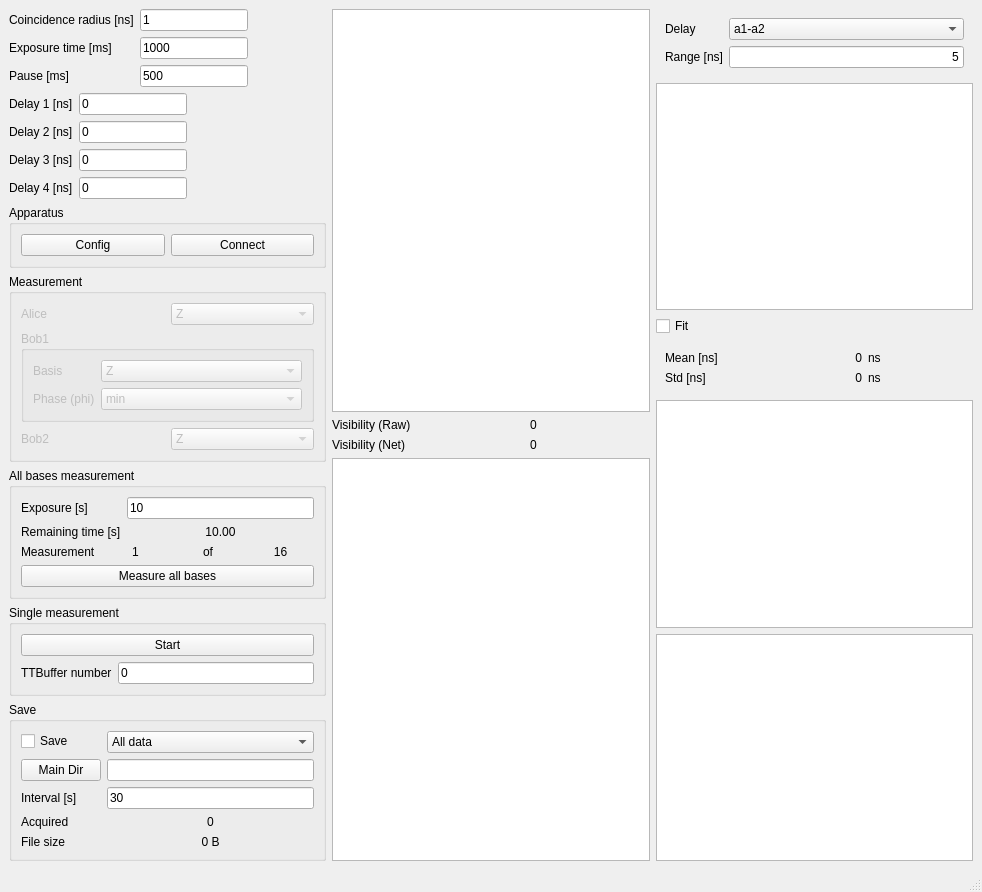
Above: pol/pol.ui from qLuxor/pylabtools before the change. Below: the same form after it.
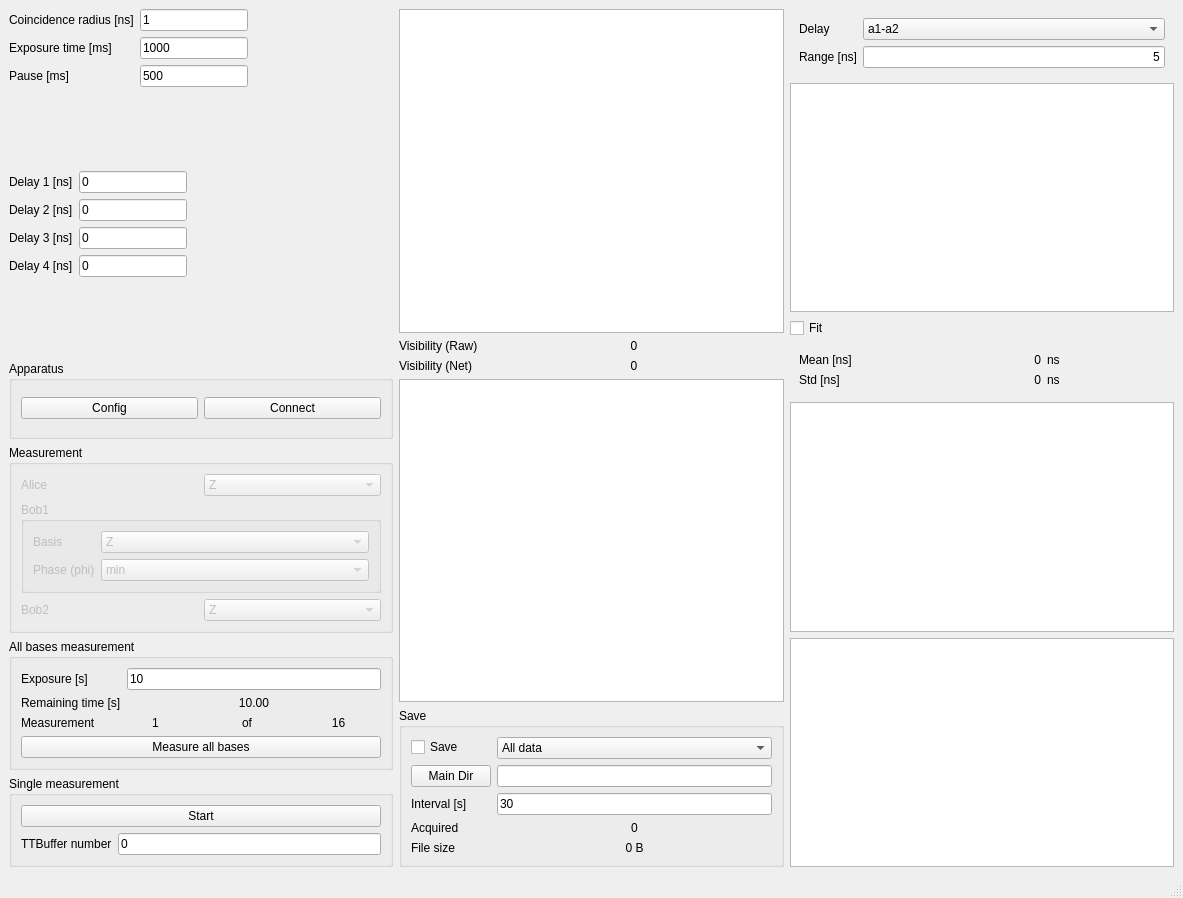
That is the form after the change. Custom widgets are drawn as their Qt base class.

```diff
--- a/pol/pol.ui
+++ b/pol/pol.ui
@@ -6,8 +6,8 @@
    <rect>
     <x>0</x>
     <y>0</y>
-    <width>982</width>
-    <height>860</height>
+    <width>1183</width>
+    <height>898</height>
    </rect>
   </property>
   <property name="windowTitle">
@@ -512,6 +512,57 @@
         </layout>
        </widget>
       </item>
+     </layout>
+    </item>
+    <item>
+     <layout class="QVBoxLayout" name="verticalLayout_3">
+      <item>
+       <widget class="PlotWidget" name="pltSingleVis"/>
+      </item>
+      <item>
+       <layout class="QFormLayout" name="formLayout_5">
+        <item row="0" column="0">
+         <widget class="QLabel" name="lblRate_2">
+          <property name="text">
+           <string>Visibility (Raw)</string>
+          </property>
+         </widget>
+        </item>
+        <item row="0" column="1">
+         <widget class="QLabel" name="lblVis">
+          <property name="text">
+           <string>0</string>
+          </property>
+          <property name="textFormat">
+           <enum>Qt::AutoText</enum>
+          </property>
+          <property name="alignment">
+           <set>Qt::AlignCenter</set>
+          </property>
+         </widget>
+        </item>
+        <item row="1" column="0">
+         <widget class="QLabel" name="label_20">
+          <property name="text">
+           <string>Visibility (Net)</string>
+          </property>
+         </widget>
+        </item>
+        <item row="1" column="1">
+         <widget class="QLabel" name="lblVisNet">
+          <property name="text">
+           <string>0</string>
+          </property>
+          <property name="alignment">
+           <set>Qt::AlignCenter</set>
+          </property>
+         </widget>
+        </item>
+       </layout>
+      </item>
+      <item>
+       <widget class="PlotWidget" name="pltCoincVis"/>
+      </item>
       <item>
        <widget class="QGroupBox" name="groupBox_3">
         <property name="title">
@@ -605,57 +656,6 @@
       </item>
      </layout>
     </item>
-    <item>
-     <layout class="QVBoxLayout" name="verticalLayout_3">
-      <item>
-       <widget class="PlotWidget" name="pltSingleVis"/>
-      </item>
-      <item>
-       <layout class="QFormLayout" name="formLayout_5">
-        <item row="0" column="0">
-         <widget class="QLabel" name="lblRate_2">
-          <property name="text">
-           <string>Visibility (Raw)</string>
-          </property>
-         </widget>
-        </item>
-        <item row="0" column="1">
-         <widget class="QLabel" name="lblVis">
-          <property name="text">
-           <string>0</string>
-          </property>
-          <property name="textFormat">
-           <enum>Qt::AutoText</enum>
-          </property>
-          <property name="alignment">
-           <set>Qt::AlignCenter</set>
-          </property>
-         </widget>
-        </item>
-        <item row="1" column="0">
-         <widget class="QLabel" name="label_20">
-          <property name="text">
-           <string>Visibility (Net)</string>
-          </property>
-         </widget>
-        </item>
-        <item row="1" column="1">
-         <widget class="QLabel" name="lblVisNet">
-          <property name="text">
-           <string>0</string>
-          </property>
-          <property name="alignment">
-           <set>Qt::AlignCenter</set>
-          </property>
-         </widget>
-        </item>
-       </layout>
-      </item>
-      <item>
-       <widget class="PlotWidget" name="pltCoincVis"/>
-      </item>
-     </layout>
-    </item>
     <item>
      <layout class="QVBoxLayout" name="verticalLayout_2">
       <item>
```
